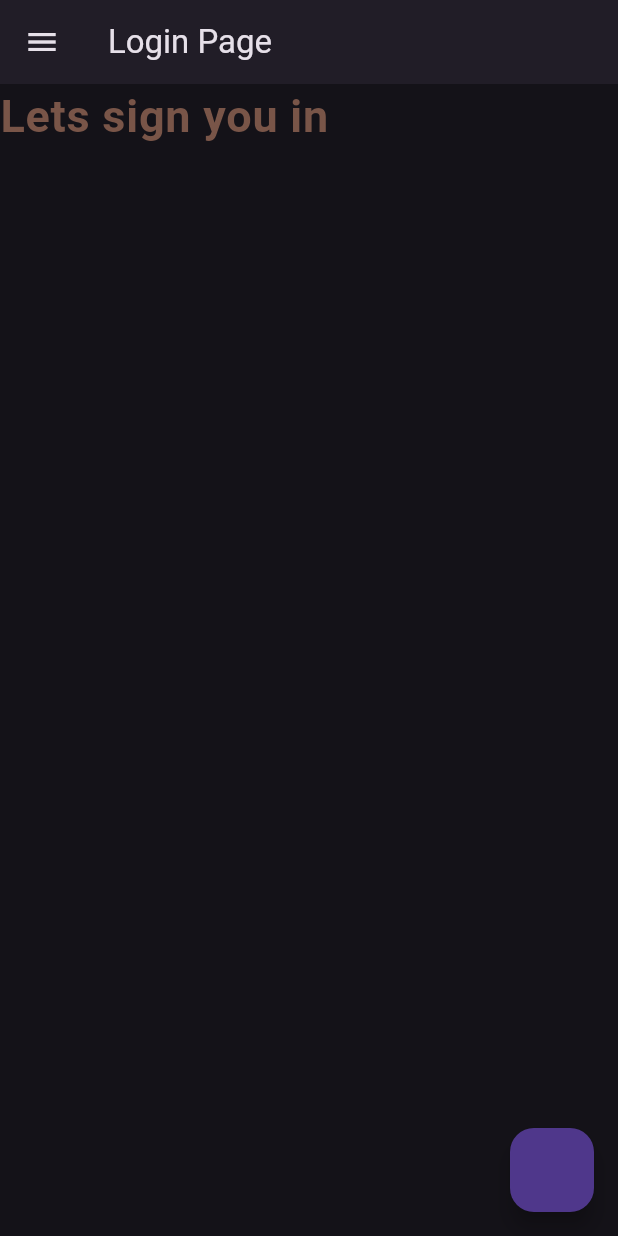
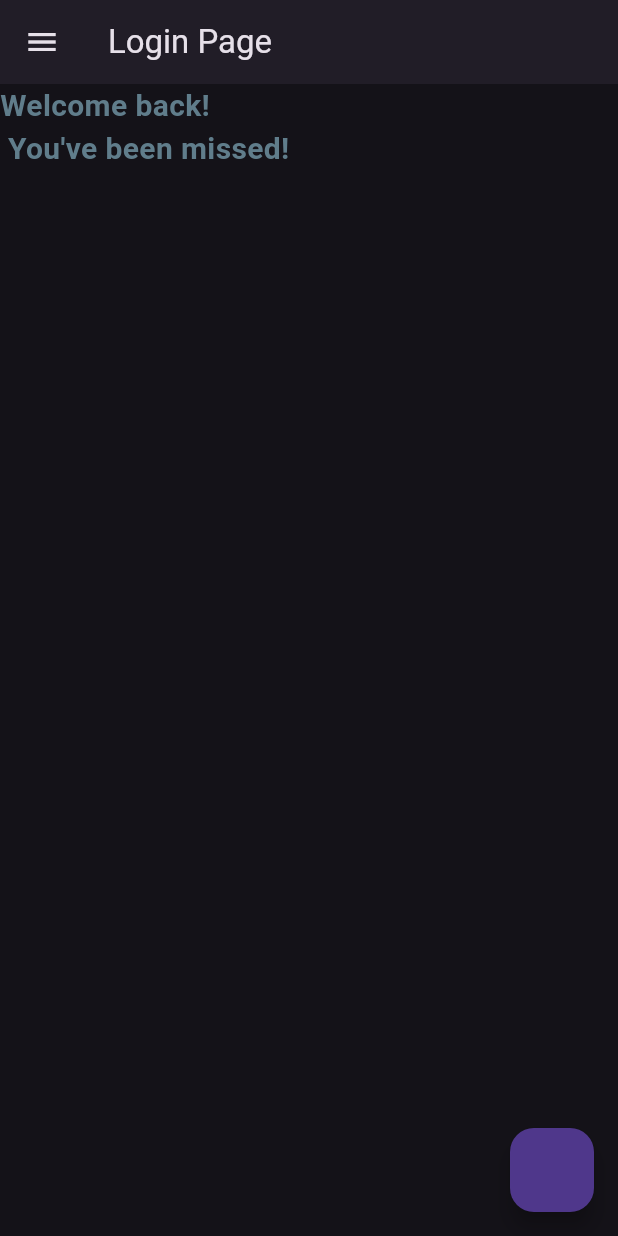
Before and after one commit to otondi-willis/flutter_lessons, a Flutter app: the LoginPage screen opened directly, on a phone screen of 412 x 824 dp. Run offline on Flutter 3.47's test engine with Material 3 defaults, Android fonts, the phone set to English and light mode, and no system bars.

Commit message:
added youve been missed notification

```diff
--- a/lib/flutter_drills/login_page.dart
+++ b/lib/flutter_drills/login_page.dart
@@ -15,12 +15,18 @@ class LoginPage extends StatelessWidget {
             print("Button clicked");
           },
         ),
-      body: Text('Lets sign you in',
+      // body: Text('Lets sign you in',
+      // style: TextStyle(
+      //   fontSize: 30,
+      //   color: Colors.brown,
+      //   fontWeight: FontWeight.bold,
+      //   letterSpacing: 0.5),),
+      body: Text('Welcome back! \n You\'ve been missed!',
       style: TextStyle(
-        fontSize: 30,
-        color: Colors.brown,
         fontWeight: FontWeight.bold,
-        letterSpacing: 0.5),),
+        fontSize: 20,
+        color: Colors.blueGrey),
+        ),
     );
   }
 }
```
